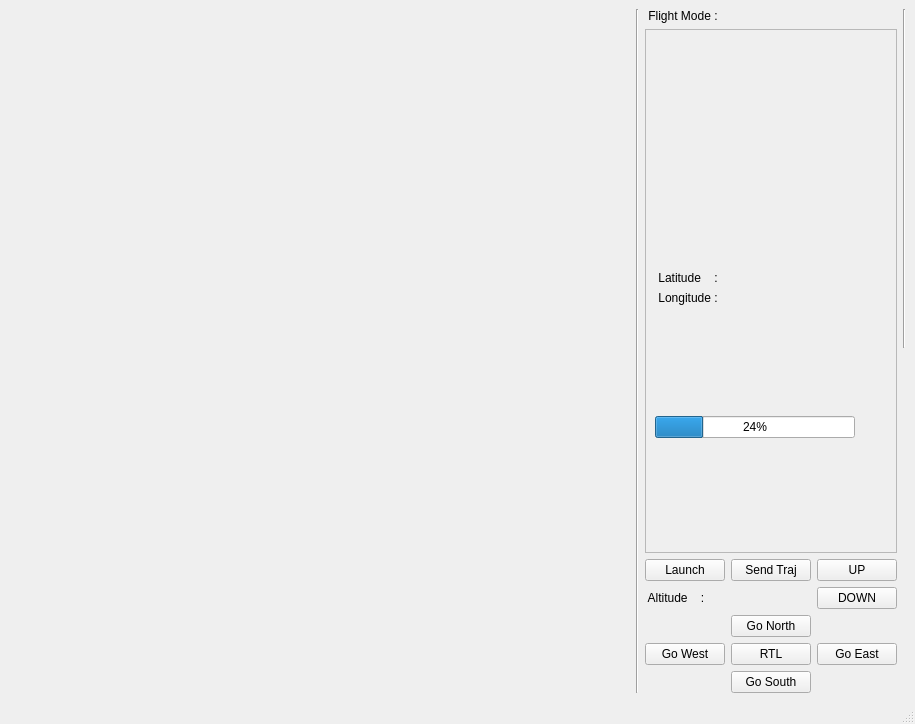
The window that window.ui (supertigim/droneController) describes before a commit, drawn with Qt 5.
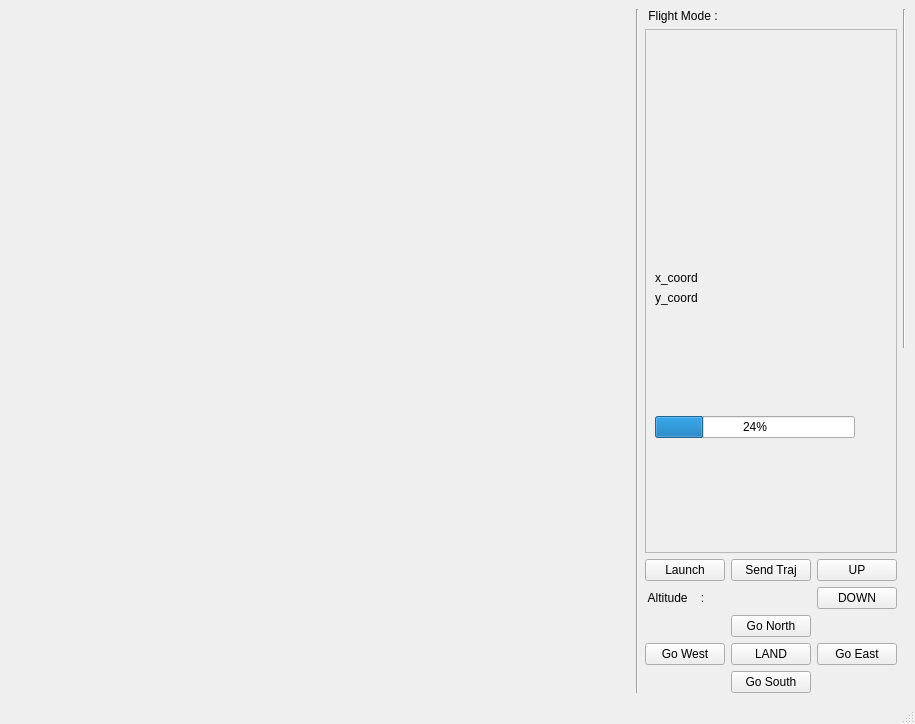
The same window after the commit.

```diff
--- a/window.ui
+++ b/window.ui
@@ -68,14 +68,14 @@
            <item row="2" column="0">
             <widget class="QLabel" name="lblLon">
              <property name="text">
-              <string> Longitude :</string>
+              <string>y_coord</string>
              </property>
             </widget>
            </item>
            <item row="1" column="0">
             <widget class="QLabel" name="lblLat">
              <property name="text">
-              <string> Latitude    :</string>
+              <string>x_coord</string>
              </property>
             </widget>
            </item>
@@ -154,7 +154,7 @@
         <item row="6" column="1">
          <widget class="QPushButton" name="btnRTL">
           <property name="text">
-           <string>RTL</string>
+           <string>LAND</string>
           </property>
          </widget>
         </item>
```
